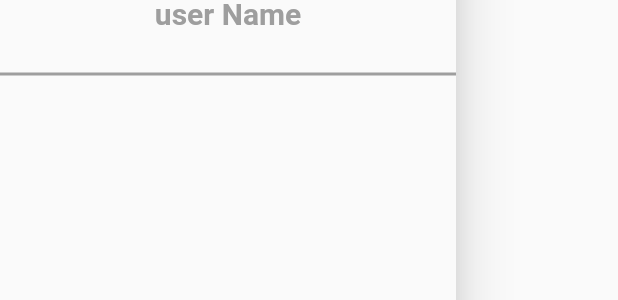
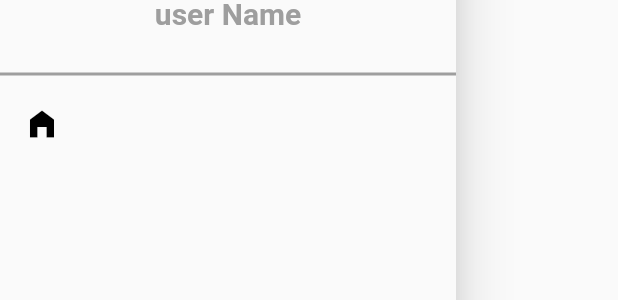
Before and after one commit to Devsaci/Amazon-Clone-App-with-Web-Admin-Panel-Push-Notifications, a Flutter app: the MyDrawer widget shown alone on an empty page, opened directly, on a phone screen of 412 x 824 dp. Shown: the part 256-556 px from the top of the screen. Run offline on Flutter 3.47's test engine with Material 2 defaults, Android fonts, the phone set to English and light mode, and no system bars; network calls fail.

Commit message:
Icons.home_filled

```diff
--- a/lib/widgets/my_drawer.dart
+++ b/lib/widgets/my_drawer.dart
@@ -46,6 +46,10 @@ class MyDrawer extends StatelessWidget {
                 color: Colors.grey,
                 thickness: 2,
               ),
+              //home
+              ListTile(
+                leading: Icon(Icons.home_filled, color: Colors.black),
+              ),
             ],
           ),
         ],
```
